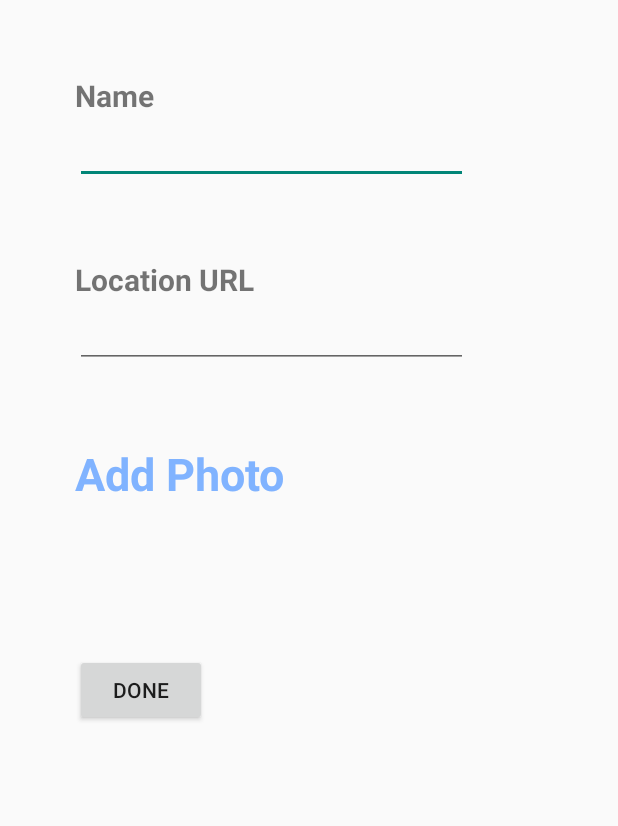
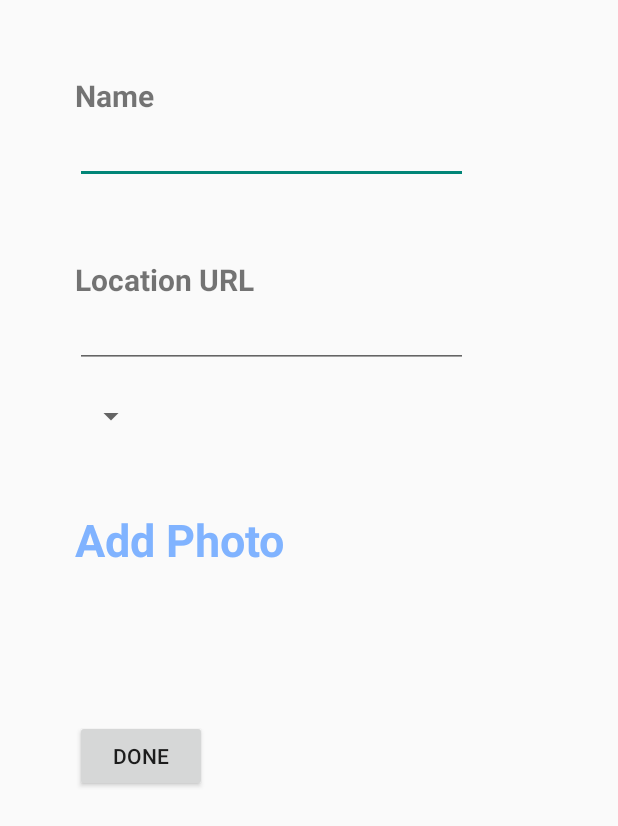
Before and after one commit to sinanyaman95/MyCommunity, an Android app: the layout activity_add_restaurant.xml on its own in the app's theme, with its tools: preview values and no code run, on a phone screen of 412 x 824 dp. Shown: the top 826 px of the screen. Run offline under Robolectric (Android 15) with nearby library versions, the phone set to English and light mode, and no system bars.

Commit message:
Adding new restaurant with country

```diff
--- a/app/src/main/res/layout/activity_add_restaurant.xml
+++ b/app/src/main/res/layout/activity_add_restaurant.xml
@@ -50,6 +50,13 @@
             android:layout_marginEnd="100dp"/>
 
 
+        <Spinner
+            android:id="@+id/countryDropdown"
+            android:layout_width="wrap_content"
+            android:layout_height="wrap_content"
+            android:layout_marginTop="20dp"
+            android:layout_marginStart="50dp"/>
+
         <TextView
             android:id="@+id/foodImageText"
             android:layout_width="wrap_content"
```
Also changed, not shown: app/src/main/java/com/humber/saynn/mycommunity/activities/AddRestaurant.java (+42 -8 lines).
